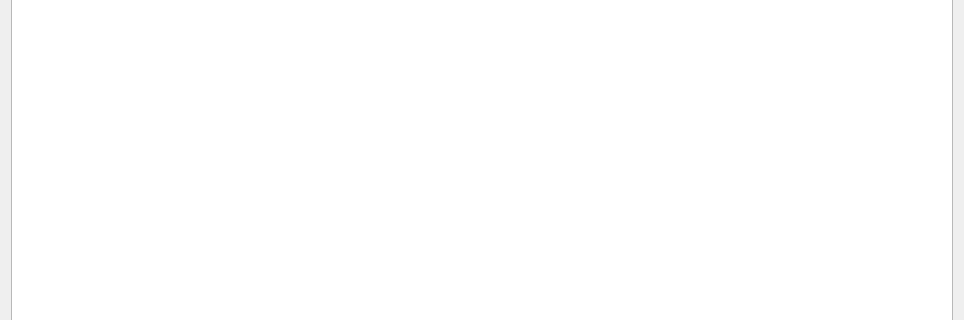
a-pavlov/fantlab, file app/mainwindow.ui: the form before one commit; both pictures show x 0 to 964 and y 129 to 449 of the 964 by 581 pixel window.
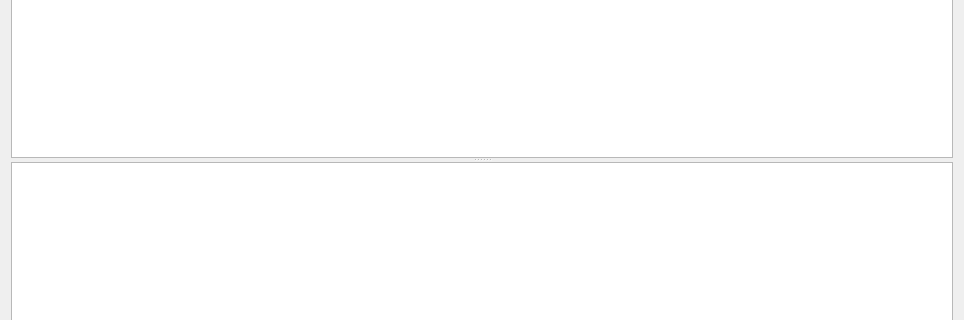
The form after the commit. Icons and pictures are not drawn.

Commit message: Add recommendations initial model and widget

The edit to the form file:
```diff
--- a/app/mainwindow.ui
+++ b/app/mainwindow.ui
@@ -20,7 +20,13 @@
   <widget class="QWidget" name="centralWidget">
    <layout class="QVBoxLayout" name="verticalLayout">
     <item>
-     <widget class="QTreeView" name="ctTree"/>
+     <widget class="QSplitter" name="splitter">
+      <property name="orientation">
+       <enum>Qt::Vertical</enum>
+      </property>
+      <widget class="QTreeView" name="ctTree"/>
+      <widget class="QTreeView" name="rTree"/>
+     </widget>
     </item>
    </layout>
   </widget>
```
Left out of the diff: 2 changed lines with no effect on the pictures. The commit also changes 5 other files.
